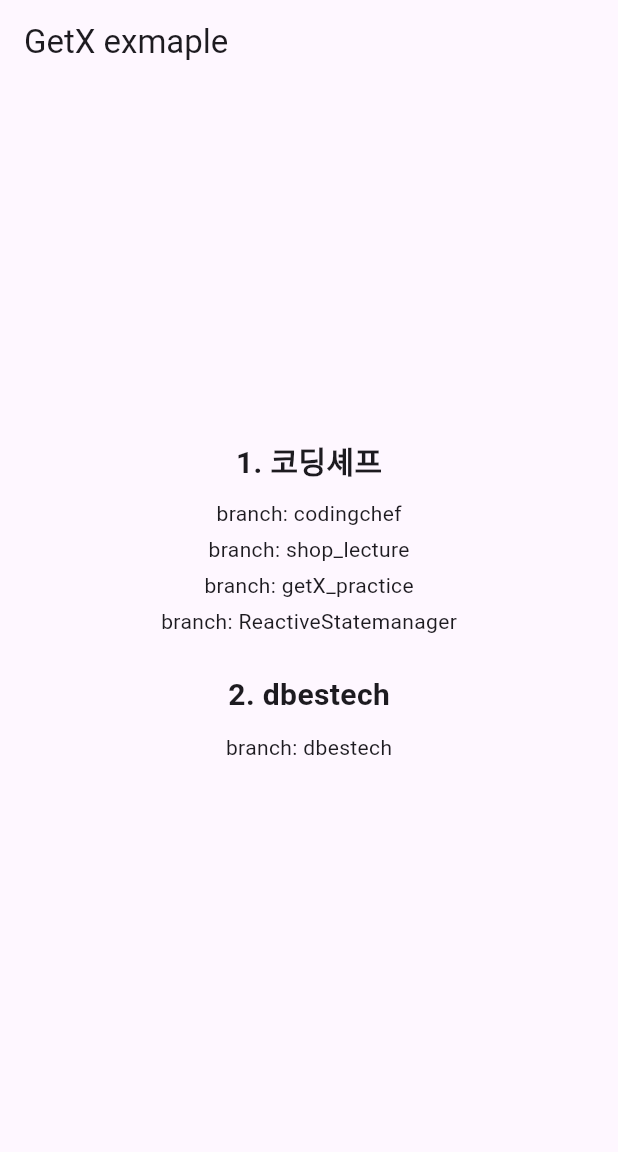
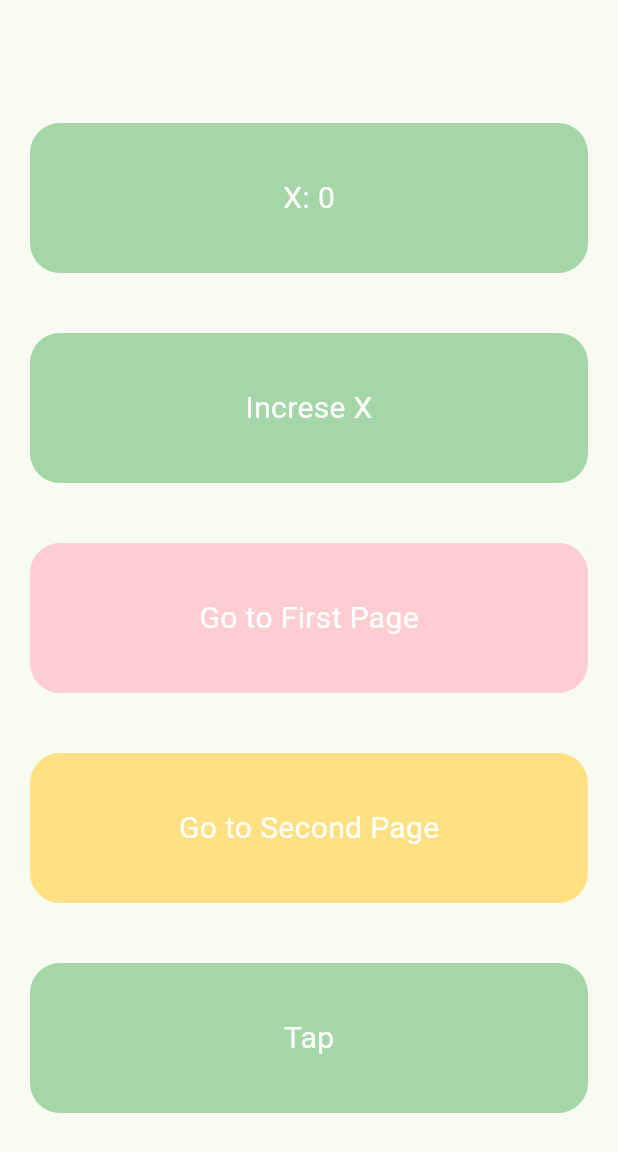
Before and after one commit to y8nju/flutter_getX, a Flutter app: the screen it shows after launch, on a phone screen of 412 x 824 dp. Shown: the top 1152 px of the screen. Run offline on Flutter 3.47's test engine with Material 3 defaults, Android fonts, the phone set to English and light mode, and no system bars; our stand-ins replace get.

Commit message:
feat: getX route

```diff
--- /dev/null
+++ b/lib/controllers/tap_controller.dart
@@ -0,0 +1,17 @@
+import 'package:get/get.dart';
+
+class TapController extends GetxController {
+  int _x = 0;
+  int get x => _x;
+
+  void increaseX() {
+    _x++;
+    update();
+  }
+
+  void decreaseX() {
+    _x--;
+    print(_x);
+    update();
+  }
+}
--- a/lib/main.dart
+++ b/lib/main.dart
@@ -1,78 +1,27 @@
 import 'package:flutter/material.dart';
+import 'package:get/get.dart';
+import 'package:getx_begginer/pages/my_home_page.dart';
 
 void main() => runApp(const MyApp());
 
 class MyApp extends StatelessWidget {
   const MyApp({super.key});
-  // This widget is the root of your application.
+
   @override
   Widget build(BuildContext context) {
-    // Controller controller = Get.put(Controller());
-    // GetBuilder<Controller> ( init : Controller(),), 와 동일
-
-    return MaterialApp(
-      home: Scaffold(
-        appBar: AppBar(
-          title: const Text('GetX exmaple'),
-        ),
-        body: const Center(
-          child: Column(
-            mainAxisAlignment: MainAxisAlignment.center,
-            children: [
-              Text(
-                '1. 코딩셰프',
-                style: TextStyle(
-                  fontWeight: FontWeight.bold,
-                  fontSize: 20,
-                ),
-              ),
-              SizedBox(
-                height: 10,
-              ),
-              Text(
-                'branch: codingchef',
-              ),
-              SizedBox(
-                height: 4,
-              ),
-              Text(
-                'branch: shop_lecture',
-              ),
-              SizedBox(
-                height: 4,
-              ),
-              Text(
-                'branch: getX_practice',
-              ),
-              SizedBox(
-                height: 4,
-              ),
-              Text(
-                'branch: ReactiveStatemanager',
-              ),
-              SizedBox(
-                height: 25,
-              ),
-              Text(
-                '2. dbestech',
-                style: TextStyle(
-                  fontWeight: FontWeight.bold,
-                  fontSize: 20,
-                ),
-              ),
-              SizedBox(
-                height: 10,
-              ),
-              Text(
-                'branch: dbestech',
-              ),
-              SizedBox(
-                height: 80,
-              ),
-            ],
-          ),
+    return GetMaterialApp(
+      title: 'Flutter Demo',
+      debugShowCheckedModeBanner: false,
+      theme: ThemeData(
+        colorScheme: ColorScheme.fromSeed(seedColor: Colors.green),
+        useMaterial3: true,
+        appBarTheme: const AppBarTheme(
+          backgroundColor: Colors.transparent,
+          foregroundColor: Colors.white,
+          centerTitle: true,
         ),
       ),
+      home: MyHomePage(),
     );
   }
 }
--- /dev/null
+++ b/lib/pages/my_home_page.dart
@@ -0,0 +1,133 @@
+import 'package:flutter/material.dart';
+import 'package:get/get.dart';
+import 'package:getx_begginer/controllers/tap_controller.dart';
+import 'package:getx_begginer/pages/first_page.dart';
+import 'package:getx_begginer/pages/second_page.dart';
+
+class MyHomePage extends StatelessWidget {
+  final TapController controller = Get.put(TapController());
+
+  MyHomePage({super.key});
+
+  @override
+  Widget build(BuildContext context) {
+    return Scaffold(
+      body: SizedBox(
+        width: double.maxFinite,
+        height: double.maxFinite,
+        child: Column(
+          mainAxisAlignment: MainAxisAlignment.center,
+          children: [
+            GetBuilder<TapController>(
+                // init: TapController(),
+                builder: (_) {
+              return Container(
+                width: double.maxFinite,
+                height: 100,
+                margin: const EdgeInsets.all(20),
+                decoration: BoxDecoration(
+                  borderRadius: BorderRadius.circular(20),
+                  color: Colors.green[200],
+                ),
+                child: Center(
+                  child: Text(
+                    'X: ${controller.x.toString()}',
+                    style: const TextStyle(
+                      color: Colors.white,
+                      fontSize: 20,
+                    ),
+                  ),
+                ),
+              );
+            }),
+            GestureDetector(
+              onTap: () => controller.increaseX(),
+              child: Container(
+                width: double.maxFinite,
+                height: 100,
+                margin: const EdgeInsets.all(20),
+                decoration: BoxDecoration(
+                  borderRadius: BorderRadius.circular(20),
+                  color: Colors.green[200],
+                ),
+                child: const Center(
+                  child: Text(
+                    'Increse X',
+                    style: TextStyle(
+                      color: Colors.white,
+                      fontSize: 20,
+                    ),
+                  ),
+                ),
+              ),
+            ),
+            GestureDetector(
+              onTap: () => Get.to(FirstPage()),
+              // Get.to(page): page로 이동
+              child: Container(
+                width: double.maxFinite,
+                height: 100,
+                margin: const EdgeInsets.all(20),
+                decoration: BoxDecoration(
+                  borderRadius: BorderRadius.circular(20),
+                  color: Colors.red[100],
+                ),
+                child: const Center(
+                  child: Text(
+                    'Go to First Page',
+                    style: TextStyle(
+                      color: Colors.white,
+                      fontSize: 20,
+                    ),
+                  ),
+                ),
+              ),
+            ),
+            GestureDetector(
+              onTap: () => Get.to(SecondPage()),
+              child: Container(
+                width: double.maxFinite,
+                height: 100,
+                margin: const EdgeInsets.all(20),
+                decoration: BoxDecoration(
+                  borderRadius: BorderRadius.circular(20),
+                  color: Colors.amber[200],
+                ),
+                child: const Center(
+                  child: Text(
+                    'Go to Second Page',
+                    style: TextStyle(
+                      color: Colors.white,
+                      fontSize: 20,
+                    ),
+                  ),
+                ),
+              ),
+            ),
+            GestureDetector(
+              onTap: () {},
+              child: Container(
+                width: double.maxFinite,
+                height: 100,
+                margin: const EdgeInsets.all(20),
+                decoration: BoxDecoration(
+                  borderRadius: BorderRadius.circular(20),
+                  color: Colors.green[200],
+                ),
+                child: const Center(
+                  child: Text(
+                    'Tap',
+                    style: TextStyle(
+                      color: Colors.white,
+                      fontSize: 20,
+                    ),
+                  ),
+                ),
+              ),
+            ),
+          ],
+        ),
+      ),
+    );
+  }
+}
```
Also changed, not shown: lib/pages/first_page.dart (added, +74 -0 lines), lib/pages/second_page.dart (added, +55 -0 lines), lib/pages/third_page.dart (added, +74 -0 lines), pubspec.lock, 14 other files.
